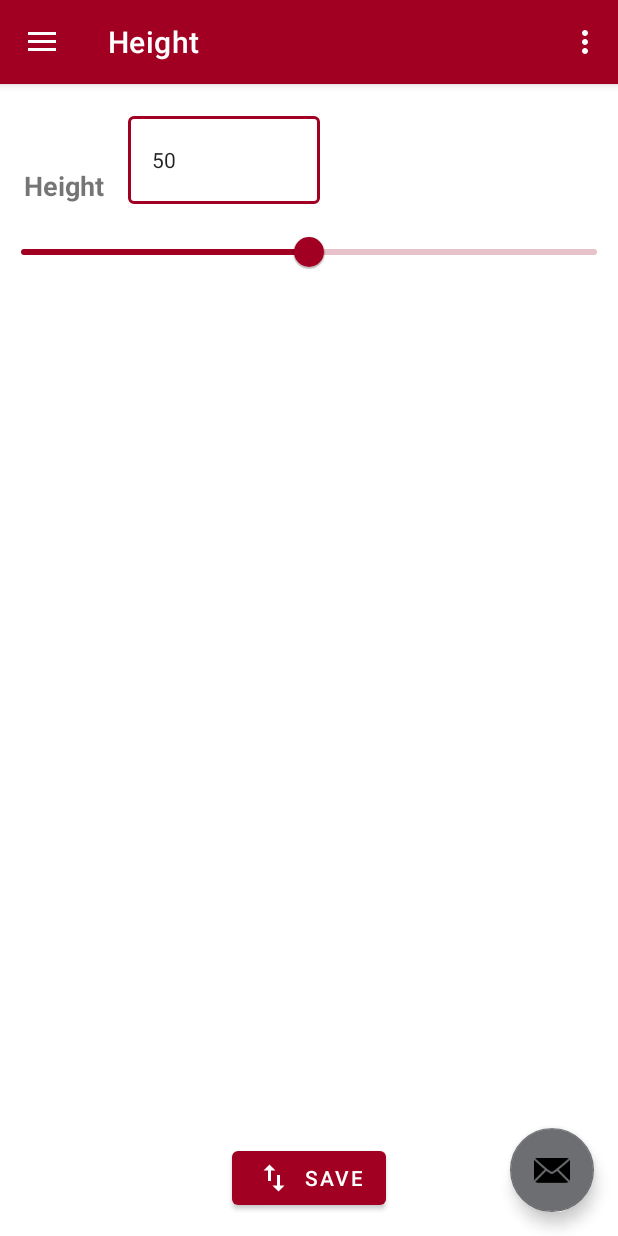
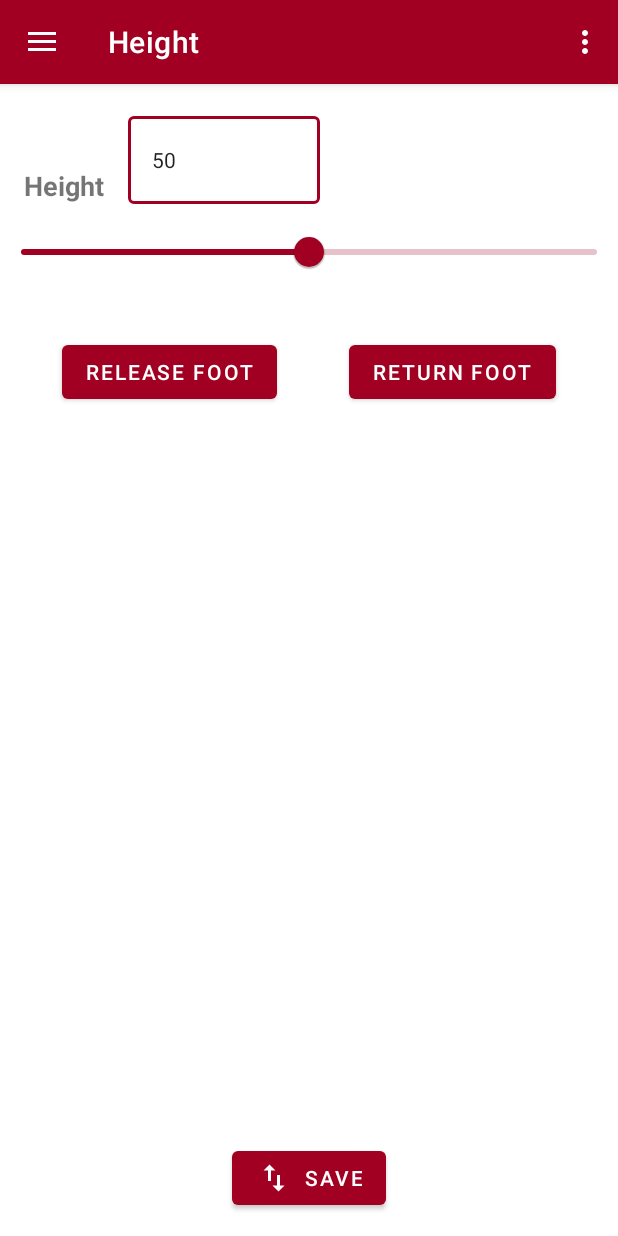
Before and after one commit to PatronOrion/BionicControllerMkII, an Android app: the screen it shows after launch (MainActivity), in the side drawer, after a tap on "Height", on a phone screen of 412 x 824 dp. Run offline under Robolectric (Android 15) with nearby library versions, the phone set to English and light mode, and no system bars; our stand-ins replace navigation-ui; 1 statement that could not run was skipped.

Commit message:
Update buttons
Added try catch to save btn, added boot release buttons

```diff
--- a/app/src/main/res/layout/app_bar_main.xml
+++ b/app/src/main/res/layout/app_bar_main.xml
@@ -22,12 +22,12 @@
 
     <include layout="@layout/content_main" />
 
-    <com.google.android.material.floatingactionbutton.FloatingActionButton
-        android:id="@+id/fab"
-        android:layout_width="wrap_content"
-        android:layout_height="wrap_content"
-        android:layout_gravity="bottom|end"
-        android:layout_margin="@dimen/fab_margin"
-        app:srcCompat="@android:drawable/ic_dialog_email" />
+<!--    <com.google.android.material.floatingactionbutton.FloatingActionButton-->
+<!--        android:id="@+id/fab"-->
+<!--        android:layout_width="wrap_content"-->
+<!--        android:layout_height="wrap_content"-->
+<!--        android:layout_gravity="bottom|end"-->
+<!--        android:layout_margin="@dimen/fab_margin"-->
+<!--        app:srcCompat="@android:drawable/ic_dialog_email" />-->
 
 </androidx.coordinatorlayout.widget.CoordinatorLayout>
--- a/app/src/main/res/layout/fragment_height.xml
+++ b/app/src/main/res/layout/fragment_height.xml
@@ -67,4 +67,29 @@
         app:layout_constraintTop_toBottomOf="@+id/height_slider"
         app:layout_constraintVertical_bias="0.975" />
 
+    <Button
+        android:id="@+id/btn_BootRelease"
+        android:layout_width="wrap_content"
+        android:layout_height="wrap_content"
+        android:layout_marginTop="32dp"
+        android:layout_marginEnd="24dp"
+        android:text="@string/str_btn_BootRelease"
+        android:onClick="btn_BootRelease"
+        app:layout_constraintEnd_toStartOf="@+id/btn_BootReturn"
+        app:layout_constraintHorizontal_chainStyle="packed"
+        app:layout_constraintStart_toStartOf="parent"
+        app:layout_constraintTop_toBottomOf="@+id/height_slider" />
+
+    <Button
+        android:id="@+id/btn_BootReturn"
+        android:layout_width="wrap_content"
+        android:layout_height="wrap_content"
+        android:layout_marginStart="24dp"
+        android:layout_marginTop="32dp"
+        android:text="@string/str_btn_BootReturn"
+        android:onClick="btn_BootReturn"
+        app:layout_constraintEnd_toEndOf="parent"
+        app:layout_constraintStart_toEndOf="@+id/btn_BootRelease"
+        app:layout_constraintTop_toBottomOf="@+id/height_slider" />
+
 </androidx.constraintlayout.widget.ConstraintLayout>
--- a/app/src/main/res/menu/activity_main_drawer.xml
+++ b/app/src/main/res/menu/activity_main_drawer.xml
@@ -12,9 +12,9 @@
             android:id="@+id/nav_gallery"
             android:icon="@drawable/ic_menu_height"
             android:title="@string/menu_gallery" />
-        <item
-            android:id="@+id/nav_slideshow"
-            android:icon="@drawable/ic_menu_slideshow"
-            android:title="@string/menu_slideshow" />
+<!--        <item-->
+<!--            android:id="@+id/nav_slideshow"-->
+<!--            android:icon="@drawable/ic_menu_slideshow"-->
+<!--            android:title="@string/menu_slideshow" />-->
     </group>
 </menu>
--- a/app/src/main/res/values/strings.xml
+++ b/app/src/main/res/values/strings.xml
@@ -20,4 +20,9 @@
     <string name="slider_end">Slider End</string>
     <string name="slider_changed">Slider value changed</string>
     <string name="BT_ableConnect">Ready to connect to Bluetooth</string>
+    <string name="str_btn_BootRelease">Release Foot</string>
+    <string name="str_btn_BootReturn">Return Foot</string>
+    <string name="str_BootRelease">Boot released.</string>
+    <string name="str_BootReturn">Boot returned.</string>
+    <string name="str_BTSave">Settings sent.</string>
 </resources>
```
Also changed, not shown: app/src/main/java/com/bjudahdev/bioniccontrollermkii/MainActivity.java (+26 -9 lines).
